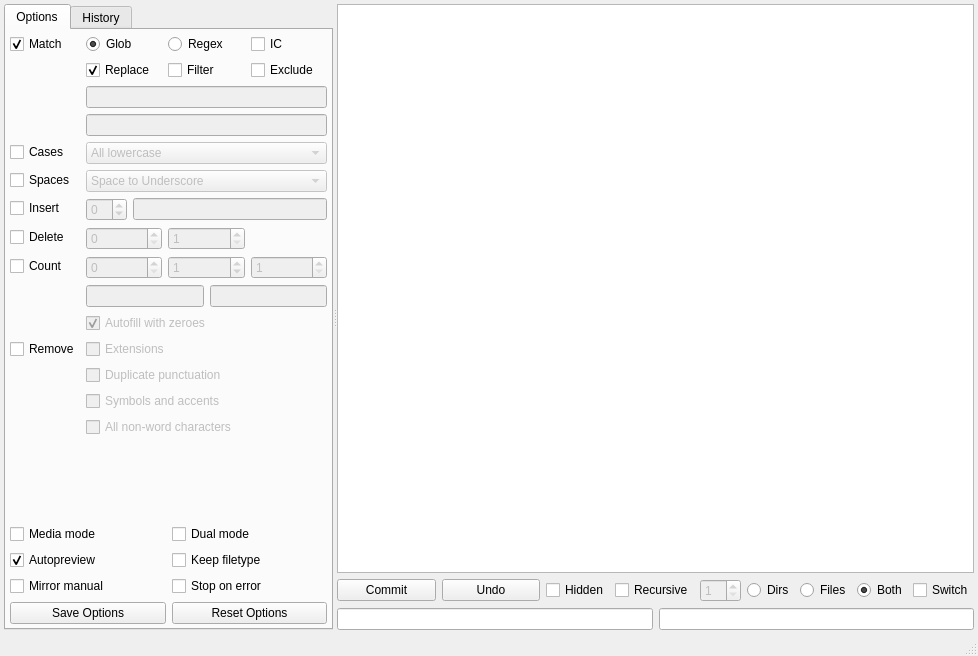
First picture: the form in demimove/data/gui.ui, repository gmdfalk/demimove, before the edit.
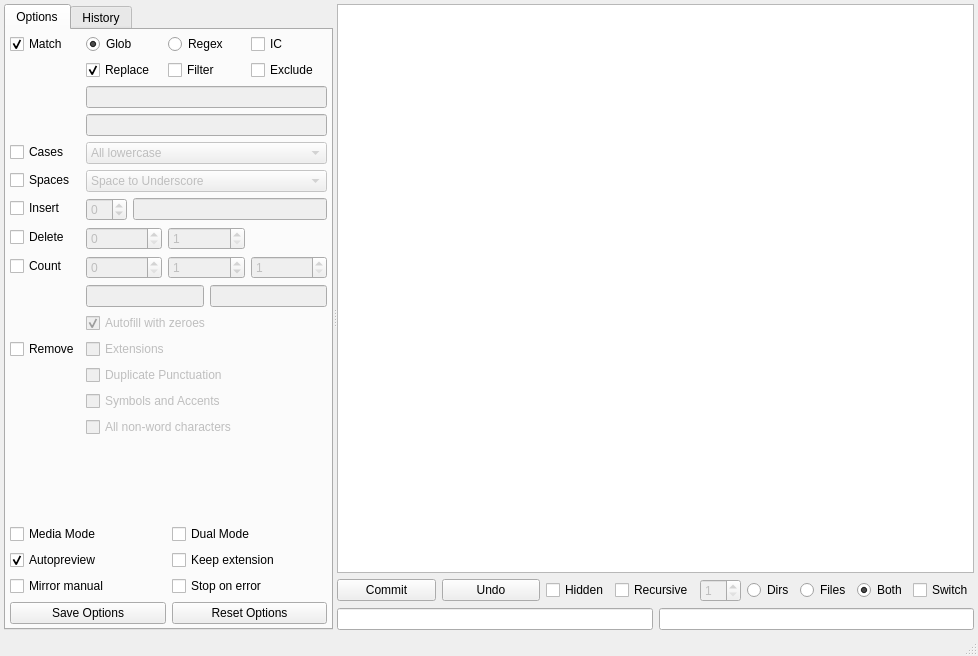
Second picture: the form after the edit.

Diff of the .ui file:
```diff
--- a/demimove/data/gui.ui
+++ b/demimove/data/gui.ui
@@ -456,7 +456,7 @@
                 <string>&lt;html&gt;&lt;head/&gt;&lt;body&gt;&lt;p&gt;&lt;span style=&quot; font-weight:600;&quot;&gt;Remove duplicate punctuation&lt;/span&gt;&lt;/p&gt;&lt;p&gt;Reduces multiple successive occurrences of space, dot, hyphen and other common punctuation to a single occurrence.&lt;/p&gt;&lt;/body&gt;&lt;/html&gt;</string>
                </property>
                <property name="text">
-                <string>Duplicate punctuation</string>
+                <string>Duplicate Punctuation</string>
                </property>
               </widget>
              </item>
@@ -469,7 +469,7 @@
                 <string>&lt;html&gt;&lt;head/&gt;&lt;body&gt;&lt;p&gt;&lt;span style=&quot; font-weight:600;&quot;&gt;Remove Symbols and Accents&lt;/span&gt;&lt;/p&gt;&lt;p&gt;This will &amp;quot;normalize&amp;quot; the target name by deleting most symbols and replacing accents with their ascii representation, i.e. &amp;quot;čáñů&amp;quot; will become &amp;quot;canu&amp;quot;.&lt;/p&gt;&lt;p&gt;Allowed chars are ascii_letters + digits + &amp;quot; _.-+&amp;quot;&lt;/p&gt;&lt;/body&gt;&lt;/html&gt;</string>
                </property>
                <property name="text">
-                <string>Symbols and accents</string>
+                <string>Symbols and Accents</string>
                </property>
               </widget>
              </item>
@@ -531,7 +531,7 @@
               <string>&lt;html&gt;&lt;head/&gt;&lt;body&gt;&lt;p&gt;&lt;span style=&quot; font-weight:600;&quot;&gt;Preserve Extensions&lt;/span&gt;&lt;/p&gt;&lt;p&gt;Only the edit the basename of the file. Leave the extension untouched.&lt;/p&gt;&lt;/body&gt;&lt;/html&gt;</string>
              </property>
              <property name="text">
-              <string>Keep filetype</string>
+              <string>Keep extension</string>
              </property>
              <property name="checked">
               <bool>false</bool>
@@ -544,14 +544,14 @@
               <string>&lt;html&gt;&lt;head/&gt;&lt;body&gt;&lt;p&gt;&lt;span style=&quot; font-weight:600;&quot;&gt;Media mode&lt;/span&gt;&lt;/p&gt;&lt;p&gt;This mode uses my preferred settings to sanitize folder- and directory names. It includes:&lt;/p&gt;&lt;p&gt;* All lowercase.&lt;/p&gt;&lt;p&gt;* Spaces and dots to underscores.&lt;/p&gt;&lt;p&gt;* Keep extensions.&lt;/p&gt;&lt;p&gt;* Remove duplicate symbols.&lt;/p&gt;&lt;/body&gt;&lt;/html&gt;</string>
              </property>
              <property name="text">
-              <string>Media mode</string>
+              <string>Media Mode</string>
              </property>
             </widget>
            </item>
            <item row="1" column="1">
             <widget class="QCheckBox" name="dualmodecheck">
              <property name="text">
-              <string>Dual mode</string>
+              <string>Dual Mode</string>
              </property>
             </widget>
            </item>
```
Left out of the diff: 53 changed lines with no effect on the pictures.
